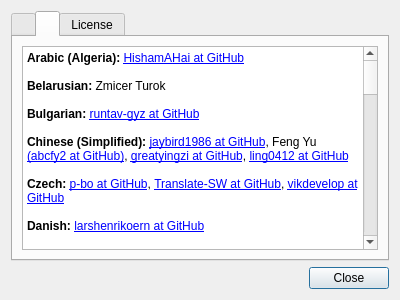
tsujan/Kvantum, file Kvantum/kvantummanager/about.ui: the form before one commit.
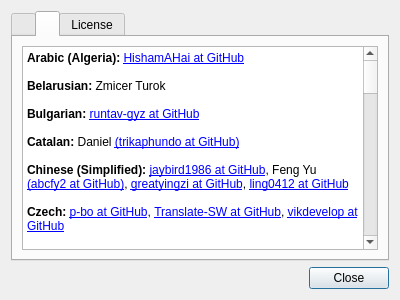
The form after the commit. The open tabs and pages were chosen to show the change.

The edit to the form file:
```diff
--- a/Kvantum/kvantummanager/about.ui
+++ b/Kvantum/kvantummanager/about.ui
@@ -103,6 +103,8 @@
 &lt;p style=&quot;-qt-paragraph-type:empty; margin-top:0px; margin-bottom:0px; margin-left:0px; margin-right:0px; -qt-block-indent:0; text-indent:0px;&quot;&gt;&lt;br /&gt;&lt;/p&gt;
 &lt;p style=&quot; margin-top:0px; margin-bottom:0px; margin-left:0px; margin-right:0px; -qt-block-indent:0; text-indent:0px;&quot;&gt;&lt;span style=&quot; font-weight:600;&quot;&gt;Bulgarian:&lt;/span&gt; &lt;a href=&quot;https://github.com/runtav-gyz&quot;&gt;runtav-gyz at GitHub&lt;/a&gt;&lt;/p&gt;
 &lt;p style=&quot;-qt-paragraph-type:empty; margin-top:0px; margin-bottom:0px; margin-left:0px; margin-right:0px; -qt-block-indent:0; text-indent:0px;&quot;&gt;&lt;br /&gt;&lt;/p&gt;
+&lt;p style=&quot; margin-top:0px; margin-bottom:0px; margin-left:0px; margin-right:0px; -qt-block-indent:0; text-indent:0px;&quot;&gt;&lt;span style=&quot; font-weight:600;&quot;&gt;Catalan:&lt;/span&gt; Daniel &lt;a href=&quot;https://github.com/trikaphundo&quot;&gt;(trikaphundo at GitHub)&lt;/a&gt;&lt;/p&gt;
+&lt;p style=&quot;-qt-paragraph-type:empty; margin-top:0px; margin-bottom:0px; margin-left:0px; margin-right:0px; -qt-block-indent:0; text-indent:0px;&quot;&gt;&lt;br /&gt;&lt;/p&gt;
 &lt;p style=&quot; margin-top:0px; margin-bottom:0px; margin-left:0px; margin-right:0px; -qt-block-indent:0; text-indent:0px;&quot;&gt;&lt;span style=&quot; font-weight:600;&quot;&gt;Chinese (Simplified):&lt;/span&gt; &lt;a href=&quot;https://github.com/jaybird1986&quot;&gt;jaybird1986 at GitHub&lt;/a&gt;, Feng Yu &lt;a href=&quot;https://github.com/abcfy2&quot;&gt;(abcfy2 at GitHub)&lt;/a&gt;, &lt;a href=&quot;https://github.com/greatyingzi&quot;&gt;greatyingzi at GitHub&lt;/a&gt;, &lt;a href=&quot;https://github.com/ling0412&quot;&gt;ling0412 at GitHub&lt;/a&gt;&lt;/p&gt;
 &lt;p style=&quot;-qt-paragraph-type:empty; margin-top:0px; margin-bottom:0px; margin-left:0px; margin-right:0px; -qt-block-indent:0; text-indent:0px;&quot;&gt;&lt;br /&gt;&lt;/p&gt;
 &lt;p style=&quot; margin-top:0px; margin-bottom:0px; margin-left:0px; margin-right:0px; -qt-block-indent:0; text-indent:0px;&quot;&gt;&lt;span style=&quot; font-weight:600;&quot;&gt;Czech:&lt;/span&gt; &lt;a href=&quot;https://github.com/p-bo&quot;&gt;p-bo at GitHub&lt;/a&gt;, &lt;a href=&quot;https://github.com/Translate-SW&quot;&gt;Translate-SW at GitHub&lt;/a&gt;, &lt;a href=&quot;https://github.com/vikdevelop&quot;&gt;vikdevelop at GitHub&lt;/a&gt;&lt;/p&gt;
@@ -131,7 +133,7 @@
 &lt;p style=&quot;-qt-paragraph-type:empty; margin-top:0px; margin-bottom:0px; margin-left:0px; margin-right:0px; -qt-block-indent:0; text-indent:0px;&quot;&gt;&lt;br /&gt;&lt;/p&gt;
 &lt;p style=&quot; margin-top:0px; margin-bottom:0px; margin-left:0px; margin-right:0px; -qt-block-indent:0; text-indent:0px;&quot;&gt;&lt;span style=&quot; font-weight:600;&quot;&gt;Japanese:&lt;/span&gt; Masamichi Ito &lt;a href=&quot;https://github.com/ito32bit&quot;&gt;(ito32bit at GitHub)&lt;/a&lt;/p&gt;
 &lt;p style=&quot;-qt-paragraph-type:empty; margin-top:0px; margin-bottom:0px; margin-left:0px; margin-right:0px; -qt-block-indent:0; text-indent:0px;&quot;&gt;&lt;br /&gt;&lt;/p&gt;
-&lt;p style=&quot; margin-top:0px; margin-bottom:0px; margin-left:0px; margin-right:0px; -qt-block-indent:0; text-indent:0px;&quot;&gt;&lt;span style=&quot; font-weight:600;&quot;&gt;Korean:&lt;/span&gt; &lt;a href=&quot;https://github.com/MarongHappy&quot;&gt;&lt;span;&gt;MarongHappy at GitHub&lt;/span&gt;&lt;/a&gt;&lt;/p&gt;
+&lt;p style=&quot; margin-top:0px; margin-bottom:0px; margin-left:0px; margin-right:0px; -qt-block-indent:0; text-indent:0px;&quot;&gt;&lt;span style=&quot; font-weight:600;&quot;&gt;Korean:&lt;/span&gt; &lt;a href=&quot;https://github.com/MarongHappy&quot;&gt;&lt;span;&gt;MarongHappy at GitHub&lt;/span&gt;&lt;/a&gt;, Jung-Kyu Park &lt;a href=&quot;https://github.com/bagjunggyu&quot;&gt;(bagjunggyu at GitHub)&lt;/a&gt;&lt;/p&gt;
 &lt;p style=&quot;-qt-paragraph-type:empty; margin-top:0px; margin-bottom:0px; margin-left:0px; margin-right:0px; -qt-block-indent:0; text-indent:0px;&quot;&gt;&lt;br /&gt;&lt;/p&gt;
 &lt;p style=&quot; margin-top:0px; margin-bottom:0px; margin-left:0px; margin-right:0px; -qt-block-indent:0; text-indent:0px;&quot;&gt;&lt;span style=&quot; font-weight:600;&quot;&gt;Lithuanian:&lt;/span&gt; &lt;a href=&quot;https://github.com/welaq&quot;&gt;&lt;span;&gt;welaq at GitHub&lt;/span&gt;&lt;/a&gt;&lt;/p&gt;
 &lt;p style=&quot;-qt-paragraph-type:empty; margin-top:0px; margin-bottom:0px; margin-left:0px; margin-right:0px; -qt-block-indent:0; text-indent:0px;&quot;&gt;&lt;br /&gt;&lt;/p&gt;
```
